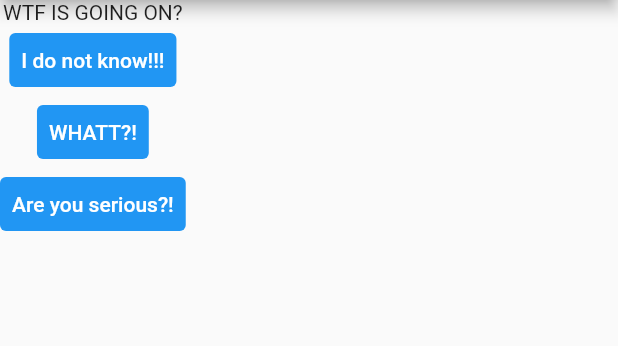
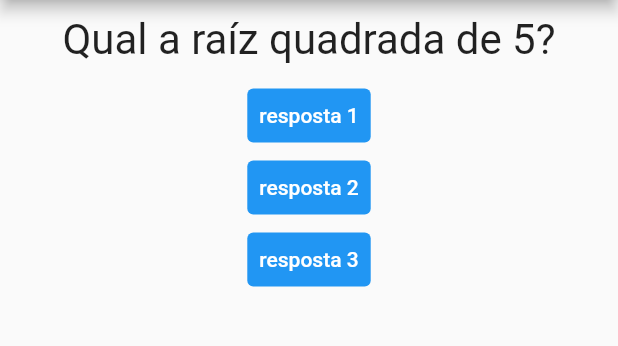
Before and after one commit to alisson-araujo/projeto_perguntas, a Flutter app: the screen it shows after launch, on a phone screen of 412 x 824 dp, the part 84-430 px from its top. Run offline on Flutter 3.47's test engine with Material 2 defaults, Android fonts, the phone set to English and light mode, and no system bars.

Commit message:
explorando novos recursos do Flutter.

```diff
--- a/lib/main.dart
+++ b/lib/main.dart
@@ -1,16 +1,23 @@
 import 'package:flutter/material.dart';
+import './questao.dart';
 
-main() => runApp(const PerguntaApp());
+main() => runApp(PerguntaApp());
 
+class _PerguntaAppState extends State<PerguntaApp> {
 
-class PerguntaApp extends StatelessWidget {
-  const PerguntaApp({Key? key}) : super(key: key);
+  var _perguntaSelecionada = 0;
+  void _responder(){
+    setState(() {
+      _perguntaSelecionada++;
+    });
+      print(_perguntaSelecionada);
+  }
 
   @override
   Widget build(BuildContext context) {
     final perguntas = [
-      'WTF IS GOING ON?',
-      'Hey Bro, are you OK?',
+      'Qual a raíz quadrada de 5?',
+      'Qual a fórmula de bhaskara?',
     ];
 
     return MaterialApp(
@@ -20,46 +27,55 @@ class PerguntaApp extends StatelessWidget {
         ),
         body: Column(
           children: <Widget>[
-            Text(perguntas[0]),
+            Questao(perguntas[_perguntaSelecionada]),
             TextButton(
               style: TextButton.styleFrom(
                 backgroundColor: Colors.blue,
               ),
               child: const Text(
-                'I do not know!!!',
+                'resposta 1',
                   style: TextStyle(
                   color: Colors.white,
                 ),
               ),
-              onPressed: (){},
+              onPressed: _responder,
             ),
             TextButton(
               style: TextButton.styleFrom(
                 backgroundColor: Colors.blue,
               ),
               child: const Text(
-                'WHATT?!',
+                'resposta 2',
                 style: TextStyle(
                   color: Colors.white,
                 ),
               ),
-              onPressed: null,
+              onPressed: _responder,
             ),
             TextButton(
               style: TextButton.styleFrom(
                 backgroundColor: Colors.blue,
               ),
               child: const Text(
-                'Are you serious?!',
+                'resposta 3',
                 style: TextStyle(
                   color: Colors.white,
                 ),
               ),
-              onPressed: (){},
+              onPressed: _responder,
             ),
           ],
         ),
       ),
     );
+
   }
 }
+
+class PerguntaApp extends StatefulWidget {
+
+ _PerguntaAppState createState() {
+   return _PerguntaAppState();
+ }
+
+}
--- /dev/null
+++ b/lib/questao.dart
@@ -0,0 +1,22 @@
+import 'package:flutter/material.dart';
+
+class Questao extends StatelessWidget {
+
+  final texto;
+
+  Questao(this.texto);
+
+  @override
+  Widget build(BuildContext context) {
+
+    return Container(
+      width: double.infinity,
+      margin: EdgeInsets.all(10),
+      child: Text(
+        texto,
+        style: TextStyle(fontSize: 28),
+        textAlign: TextAlign.center,
+      ),
+    );
+  }
+}
```
